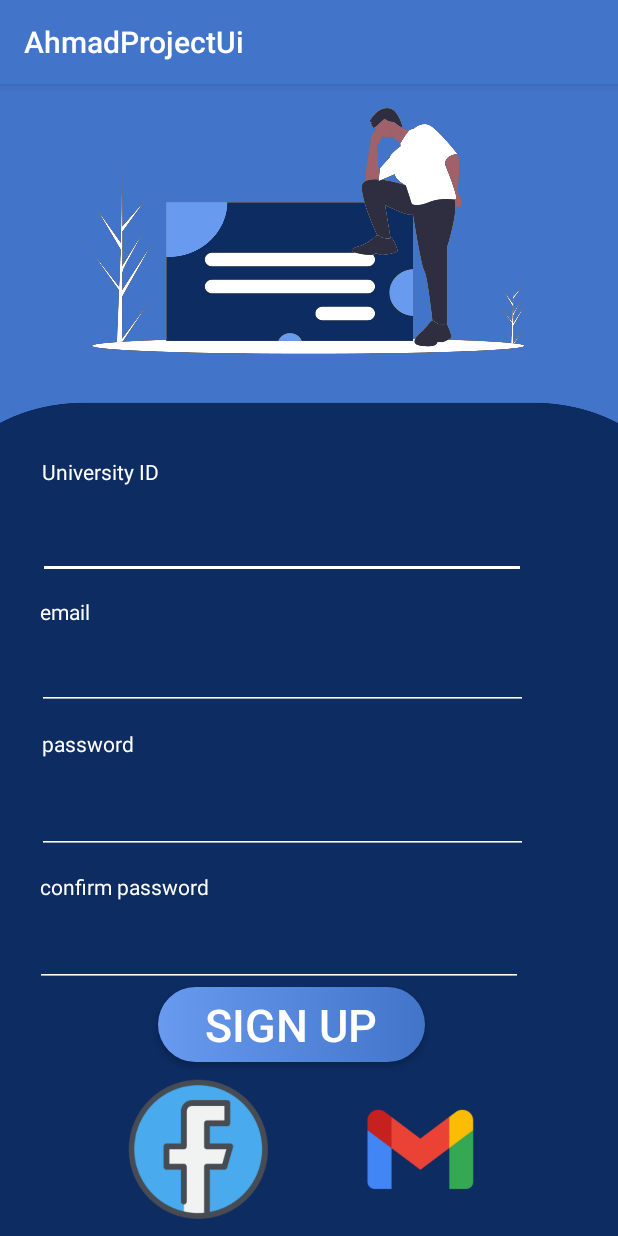
After one commit to LSobuh/ahmadsProject, an Android app: the SignUp screen opened directly, with no data from a screen before it, on a phone screen of 412 x 824 dp. The commit adds this screen. Run offline under Robolectric (Android 15) with nearby library versions, the phone set to English and light mode, and no system bars.

Commit message:
Initial commit

```diff
--- a/app/src/main/AndroidManifest.xml
+++ b/app/src/main/AndroidManifest.xml
@@ -20,6 +20,9 @@
         <activity android:name=".Login">
 
         </activity>
+        <activity android:name=".SignUp">
+
+        </activity>
     </application>
 
 </manifest>
--- a/app/src/main/java/com/example/ahmadprojectui/MainActivity.java
+++ b/app/src/main/java/com/example/ahmadprojectui/MainActivity.java
@@ -14,6 +14,14 @@ public class MainActivity extends AppCompatActivity {
         super.onCreate(savedInstanceState);
         setContentView(R.layout.activity_main);
     login=findViewById(R.id.button10);
+    signup=findViewById(R.id.button11);
+        signup.setOnClickListener(new View.OnClickListener() {
+            @Override
+            public void onClick(View v) {
+                Intent i=new Intent(MainActivity.this,SignUp.class);
+                startActivity(i);
+            }
+        });
      login.setOnClickListener(new View.OnClickListener() {
          @Override
          public void onClick(View v) {
@@ -21,6 +29,8 @@ public class MainActivity extends AppCompatActivity {
              startActivity(i);
          }
      });
+
+
     }
 
 }
--- /dev/null
+++ b/app/src/main/java/com/example/ahmadprojectui/SignUp.java
@@ -0,0 +1,18 @@
+package com.example.ahmadprojectui;
+
+import android.os.Bundle;
+
+import androidx.appcompat.app.AppCompatActivity;
+
+public class SignUp extends AppCompatActivity {
+
+    @Override
+    protected void onCreate(Bundle savedInstanceState) {
+        super.onCreate(savedInstanceState);
+        setContentView(R.layout.signup);
+
+
+
+    }
+
+}
--- a/app/src/main/res/layout/activity_main.xml
+++ b/app/src/main/res/layout/activity_main.xml
@@ -55,7 +55,7 @@
         android:textColor="#FFFFFF"
         android:textSize="100dp"
         app:layout_constraintEnd_toEndOf="parent"
-        app:layout_constraintHorizontal_bias="0.44"
+        app:layout_constraintHorizontal_bias="0.43"
         app:layout_constraintStart_toStartOf="parent"
         app:layout_constraintTop_toBottomOf="@+id/button10" />
 
--- /dev/null
+++ b/app/src/main/res/layout/signup.xml
@@ -0,0 +1,245 @@
+<?xml version="1.0" encoding="utf-8"?>
+<androidx.constraintlayout.widget.ConstraintLayout xmlns:android="http://schemas.android.com/apk/res/android"
+    xmlns:app="http://schemas.android.com/apk/res-auto"
+    xmlns:tools="http://schemas.android.com/tools"
+    android:layout_width="match_parent"
+    android:layout_height="match_parent">
+
+    <View
+        android:id="@+id/view8"
+        android:layout_width="653dp"
+        android:layout_height="627dp"
+        android:layout_marginBottom="420dp"
+        android:background="@drawable/header"
+        app:layout_constraintBottom_toBottomOf="parent"
+        app:layout_constraintEnd_toEndOf="parent"
+        app:layout_constraintStart_toStartOf="parent" />
+
+    <View
+        android:id="@+id/view9"
+        android:layout_width="522dp"
+        android:layout_height="826dp"
+        android:layout_marginTop="212dp"
+        android:background="@drawable/center"
+        app:layout_constraintEnd_toEndOf="parent"
+        app:layout_constraintStart_toStartOf="parent"
+        app:layout_constraintTop_toTopOf="parent" />
+
+
+    <Button
+        android:id="@+id/button7"
+        android:layout_width="178dp"
+        android:layout_height="50dp"
+        android:layout_marginBottom="116dp"
+        android:background="@drawable/loginbtn"
+        android:text="Sign up"
+        android:textColor="#FFFFFF"
+        android:textSize="30sp"
+        app:layout_constraintBottom_toBottomOf="parent"
+        app:layout_constraintEnd_toEndOf="parent"
+        app:layout_constraintHorizontal_bias="0.451"
+        app:layout_constraintStart_toStartOf="parent"
+        app:layout_constraintTop_toBottomOf="@+id/view20"
+        app:layout_constraintVertical_bias="1.0" />
+
+    <View
+        android:id="@+id/view10"
+        android:layout_width="289dp"
+        android:layout_height="164dp"
+        android:layout_marginTop="16dp"
+        android:background="@drawable/signupl"
+        app:layout_constraintBottom_toBottomOf="@+id/view8"
+        app:layout_constraintEnd_toEndOf="parent"
+        app:layout_constraintStart_toStartOf="parent"
+        app:layout_constraintTop_toTopOf="parent"
+        app:layout_constraintVertical_bias="0.0" />
+
+    <View
+        android:id="@+id/view17"
+        android:layout_width="372dp"
+        android:layout_height="81dp"
+        app:layout_constraintBottom_toBottomOf="parent"
+        app:layout_constraintEnd_toEndOf="parent"
+        app:layout_constraintStart_toStartOf="parent"
+        app:layout_constraintTop_toTopOf="@+id/view9"
+        app:layout_constraintVertical_bias="0.077" />
+
+    <View
+        android:id="@+id/view18"
+        android:layout_width="372dp"
+        android:layout_height="75dp"
+        android:layout_marginTop="12dp"
+        app:layout_constraintEnd_toEndOf="parent"
+        app:layout_constraintStart_toStartOf="parent"
+        app:layout_constraintTop_toBottomOf="@+id/view17" />
+
+    <View
+        android:id="@+id/view19"
+        android:layout_width="372dp"
+        android:layout_height="83dp"
+        app:layout_constraintBottom_toTopOf="@+id/view20"
+        app:layout_constraintEnd_toEndOf="parent"
+        app:layout_constraintStart_toStartOf="parent"
+        app:layout_constraintTop_toBottomOf="@+id/view18" />
+
+    <View
+        android:id="@+id/view20"
+        android:layout_width="369dp"
+        android:layout_height="82dp"
+        android:layout_marginTop="108dp"
+        app:layout_constraintEnd_toEndOf="parent"
+        app:layout_constraintStart_toStartOf="parent"
+        app:layout_constraintTop_toBottomOf="@+id/view18" />
+
+    <TextView
+        android:id="@+id/textView3"
+        android:layout_width="wrap_content"
+        android:layout_height="wrap_content"
+        android:background="#00FFFFFF"
+        android:text="University ID"
+        android:textColor="#FFFFFF"
+        app:layout_constraintBottom_toTopOf="@+id/editTextNumber"
+        app:layout_constraintEnd_toEndOf="@+id/view17"
+        app:layout_constraintHorizontal_bias="0.027"
+        app:layout_constraintStart_toStartOf="@+id/view17"
+        app:layout_constraintTop_toTopOf="@+id/view17"
+        app:layout_constraintVertical_bias="0.0" />
+
+    <TextView
+        android:id="@+id/textView4"
+        android:layout_width="wrap_content"
+        android:layout_height="wrap_content"
+        android:layout_marginTop="12dp"
+        android:background="#00FFFFFF"
+        android:text="email"
+        android:textColor="#FFFFFF"
+        app:layout_constraintEnd_toEndOf="@+id/view18"
+        app:layout_constraintHorizontal_bias="0.02"
+        app:layout_constraintStart_toStartOf="@+id/view18"
+        app:layout_constraintTop_toBottomOf="@+id/view17" />
+
+    <TextView
+        android:id="@+id/textView5"
+        android:layout_width="wrap_content"
+        android:layout_height="wrap_content"
+        android:background="#00FFFFFF"
+        android:text="password"
+        android:textColor="#FFFFFF"
+        app:layout_constraintEnd_toEndOf="@+id/view19"
+        app:layout_constraintHorizontal_bias="0.025"
+        app:layout_constraintStart_toStartOf="@+id/view19"
+        app:layout_constraintTop_toTopOf="@+id/view19" />
+
+    <TextView
+        android:id="@+id/textView6"
+        android:layout_width="wrap_content"
+        android:layout_height="wrap_content"
+        android:background="#00FFFFFF"
+        android:text="confirm password"
+        android:textColor="#FFFFFF"
+        app:layout_constraintEnd_toEndOf="@+id/view20"
+        app:layout_constraintHorizontal_bias="0.02"
+        app:layout_constraintStart_toStartOf="@+id/view20"
+        app:layout_constraintTop_toTopOf="@+id/view20" />
+
+    <EditText
+        android:id="@+id/editTextNumber"
+        android:layout_width="325dp"
+        android:layout_height="57dp"
+        android:backgroundTint="#ffffff"
+        android:ems="10"
+        android:inputType="number"
+        android:textColor="#FFFFFF"
+        android:textColorHint="#FFFFFF"
+        app:layout_constraintBottom_toBottomOf="@+id/view17"
+        app:layout_constraintEnd_toEndOf="@+id/view17"
+        app:layout_constraintHorizontal_bias="0.11"
+        app:layout_constraintStart_toStartOf="@+id/view17"
+        app:layout_constraintTop_toTopOf="@+id/view17"
+        app:layout_constraintVertical_bias="1.0" />
+
+    <EditText
+        android:id="@+id/editTextTextEmailAddress2"
+        android:layout_width="327dp"
+        android:layout_height="57dp"
+        android:backgroundTint="#ffffff"
+        android:ems="10"
+        android:inputType="textEmailAddress"
+        android:textColor="#FFFFFF"
+        app:layout_constraintBottom_toBottomOf="@+id/view18"
+        app:layout_constraintEnd_toEndOf="@+id/view18"
+        app:layout_constraintHorizontal_bias="0.111"
+        app:layout_constraintStart_toStartOf="@+id/view18"
+        app:layout_constraintTop_toBottomOf="@+id/textView4"
+        app:layout_constraintVertical_bias="1.0" />
+
+    <EditText
+        android:id="@+id/editTextTextPassword2"
+        android:layout_width="327dp"
+        android:layout_height="57dp"
+        android:backgroundTint="#ffffff"
+        android:ems="10"
+        android:inputType="textPassword"
+        android:textColor="#FFFFFF"
+        app:layout_constraintBottom_toBottomOf="@+id/view19"
+        app:layout_constraintEnd_toEndOf="@+id/view19"
+        app:layout_constraintHorizontal_bias="0.11"
+        app:layout_constraintStart_toStartOf="@+id/view19"
+        app:layout_constraintTop_toBottomOf="@+id/textView5"
+        app:layout_constraintVertical_bias="1.0" />
+
+    <EditText
+        android:id="@+id/editTextTextPassword3"
+        android:layout_width="325dp"
+        android:layout_height="57dp"
+        android:backgroundTint="#ffffff"
+        android:ems="10"
+        android:inputType="textPassword"
+        android:textColor="#FFFFFF"
+        app:layout_constraintBottom_toBottomOf="@+id/view20"
+        app:layout_constraintEnd_toEndOf="@+id/view20"
+        app:layout_constraintHorizontal_bias="0.04"
+        app:layout_constraintStart_toStartOf="@+id/view20"
+        app:layout_constraintTop_toBottomOf="@+id/textView6"
+        app:layout_constraintVertical_bias="0.0" />
+
+    <View
+        android:id="@+id/view21"
+        android:layout_width="275dp"
+        android:layout_height="102dp"
+        app:layout_constraintBottom_toBottomOf="parent"
+        app:layout_constraintEnd_toEndOf="parent"
+        app:layout_constraintStart_toStartOf="parent"
+        app:layout_constraintTop_toBottomOf="@+id/button7" />
+
+    <Button
+        android:id="@+id/button14"
+        android:layout_width="191px"
+        android:layout_height="191px"
+        android:background="@drawable/fb"
+        app:layout_constraintBottom_toBottomOf="@+id/view21"
+        app:layout_constraintStart_toStartOf="@+id/view21"
+        app:layout_constraintTop_toTopOf="@+id/view21" />
+
+    <Button
+        android:id="@+id/button15"
+        android:layout_width="191px"
+        android:layout_height="191px"
+        android:layout_marginStart="50dp"
+        android:layout_marginEnd="50dp"
+        android:background="@drawable/tweet"
+        app:layout_constraintBottom_toBottomOf="@+id/view21"
+        app:layout_constraintEnd_toStartOf="@+id/button16"
+        app:layout_constraintStart_toEndOf="@+id/button14"
+        app:layout_constraintTop_toTopOf="@+id/view21" />
+
+    <Button
+        android:id="@+id/button16"
+        android:layout_width="191px"
+        android:layout_height="191px"
+        android:background="@drawable/gmail"
+        app:layout_constraintBottom_toBottomOf="@+id/view21"
+        app:layout_constraintEnd_toEndOf="@+id/view21"
+        app:layout_constraintTop_toTopOf="@+id/view21" />
+
+</androidx.constraintlayout.widget.ConstraintLayout>
```
Also changed, not shown: app/src/main/res/drawable-v24/signupl.png (added).
